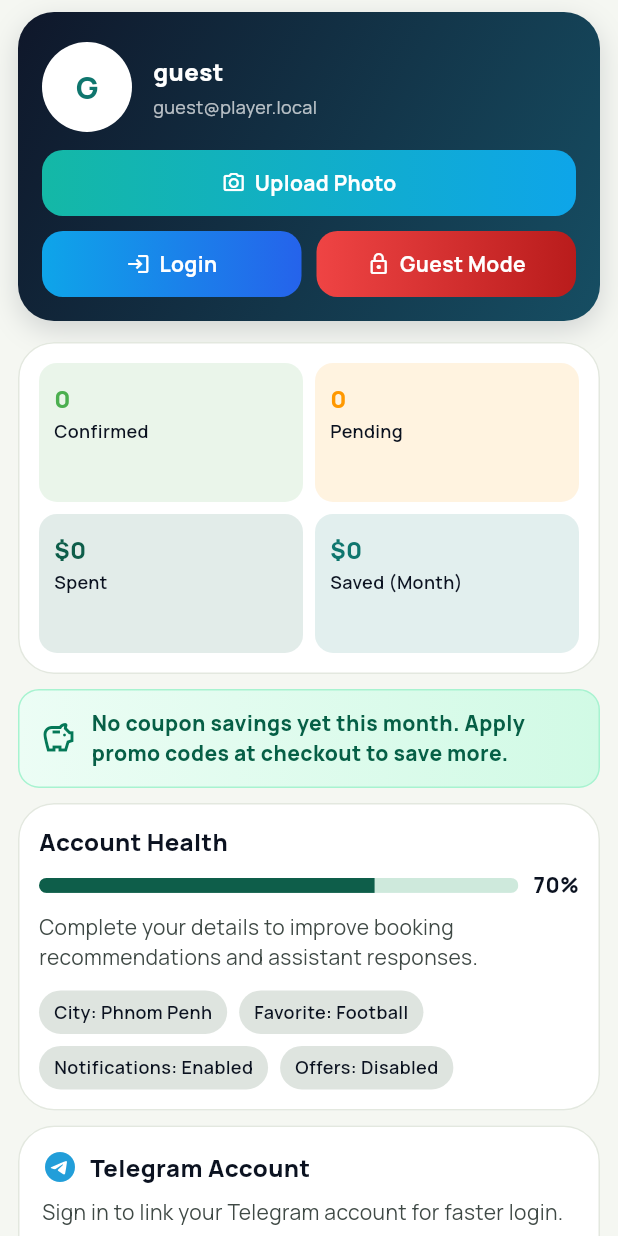
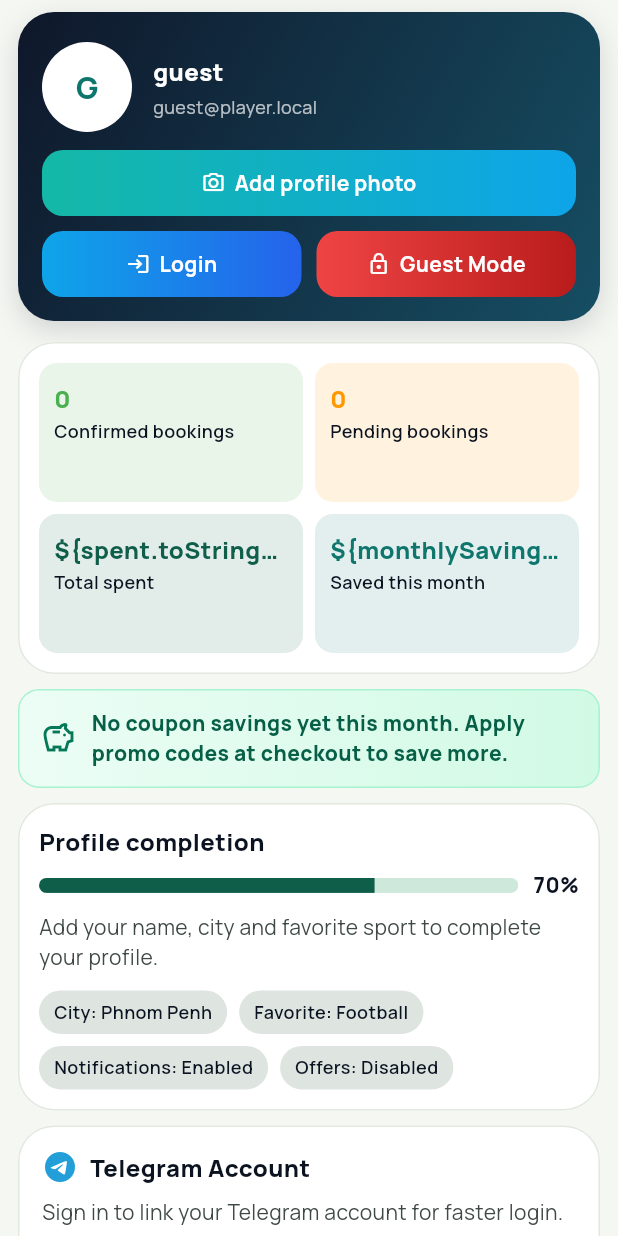
Before and after one commit to ChhunSokvisothh/e-booking-sport-system, a Flutter app: the ProfileScreen widget shown alone on an empty page, opened directly, on a phone screen of 412 x 824 dp. Run offline on Flutter 3.47's test engine with Material 3 defaults, Android fonts, the phone set to English and light mode, and no system bars; our stand-ins replace flutter_map, flutter_riverpod, google_fonts, image_picker, latlong2, pdf and 3 more; missing offline and left inert: dart:html, mobile_scanner; accounts and stored records are empty; network calls fail.

Commit message:
Clarify profile labels and account summary

```diff
--- a/lib/features/auth/profile_screen.dart
+++ b/lib/features/auth/profile_screen.dart
@@ -429,7 +429,7 @@ class _ProfileScreenState extends ConsumerState<ProfileScreen> {
                 width: double.infinity,
                 child: _GradientActionButton(
                   icon: Icons.photo_camera_outlined,
-                  label: _avatarUploading ? 'Uploading...' : 'Upload Photo',
+                  label: _avatarUploading ? 'Uploading...' : 'Add profile photo',
                   colors: const [Color(0xFF14B8A6), Color(0xFF0EA5E9)],
                   onTap: _avatarUploading ? () {} : _pickProfilePhoto,
                 ),
@@ -572,10 +572,10 @@ class _ProfileScreenState extends ConsumerState<ProfileScreen> {
                   physics: const NeverScrollableScrollPhysics(),
                   shrinkWrap: true,
                   children: [
-                    _StatCard(label: 'Confirmed', value: '$confirmed', color: Colors.green),
-                    _StatCard(label: 'Pending', value: '$pending', color: Colors.orange),
-                    _StatCard(label: 'Spent', value: '\$${spent.toStringAsFixed(0)}', color: cs.primary),
-                    _StatCard(label: 'Saved (Month)', value: '\$${monthlySavings.toStringAsFixed(0)}', color: const Color(0xFF0F766E)),
+                    _StatCard(label: 'Confirmed bookings', value: '$confirmed', color: Colors.green),
+                    _StatCard(label: 'Pending bookings', value: '$pending', color: Colors.orange),
+                    _StatCard(label: 'Total spent', value: '\${spent.toStringAsFixed(0)}', color: cs.primary),
+                    _StatCard(label: 'Saved this month', value: '\${monthlySavings.toStringAsFixed(0)}', color: const Color(0xFF0F766E)),
                   ],
                 );
               },
@@ -615,7 +615,7 @@ class _ProfileScreenState extends ConsumerState<ProfileScreen> {
             child: Column(
               crossAxisAlignment: CrossAxisAlignment.start,
               children: [
-                const Text('Account Health', style: TextStyle(fontWeight: FontWeight.w800, fontSize: 16)),
+                const Text('Profile completion', style: TextStyle(fontWeight: FontWeight.w800, fontSize: 16)),
                 const SizedBox(height: 8),
                 Row(
                   children: [
@@ -636,7 +636,7 @@ class _ProfileScreenState extends ConsumerState<ProfileScreen> {
                 Text(
                   completion >= 0.95
                       ? 'Profile is complete and ready for fast checkout.'
-                      : 'Complete your details to improve booking recommendations and assistant responses.',
+                      : 'Add your name, city and favorite sport to complete your profile.',
                   style: TextStyle(color: cs.onSurfaceVariant),
                 ),
                 const SizedBox(height: 12),
```
